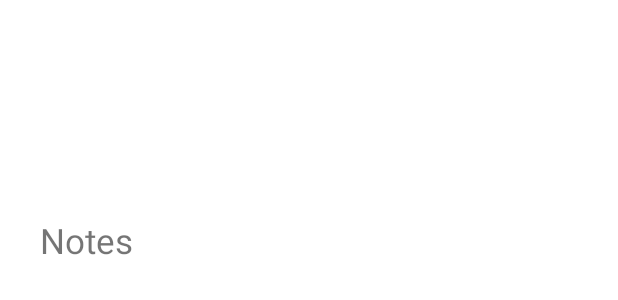
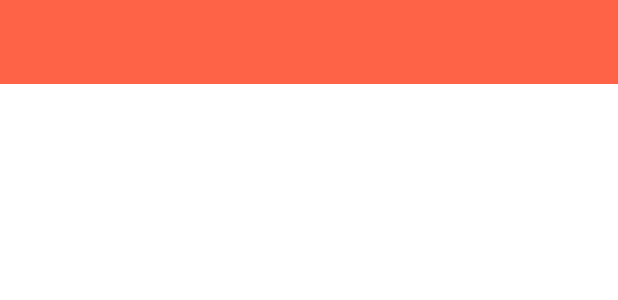
Before and after one commit to HenryAugust/LearnComputers, an Android app: the layout notes_details.xml on its own in the app's theme, with its tools: preview values and no code run, on a phone screen of 412 x 824 dp. Shown: the top 300 px of the screen. Run offline under Robolectric (Android 15) with nearby library versions, the phone set to English and light mode, and no system bars.

```diff
--- a/app/src/main/res/layout/notes_details.xml
+++ b/app/src/main/res/layout/notes_details.xml
@@ -4,11 +4,15 @@
     android:layout_width="match_parent"
     android:layout_height="match_parent">
 
+
     <androidx.appcompat.widget.Toolbar
+        android:background="?attr/colorPrimary"
         android:id="@+id/toolbar"
+        android:minHeight="?attr/actionBarSize"
         android:layout_width="match_parent"
         android:layout_height="wrap_content"
-        app:layout_constraintTop_toTopOf="parent" />
+        app:layout_constraintTop_toTopOf="parent"
+        app:titleTextColor="@android:color/white"/>
 
     <LinearLayout
         app:layout_constraintTop_toBottomOf="@+id/toolbar"
@@ -22,15 +26,20 @@
             android:layout_width="match_parent"
             android:layout_height="wrap_content"
             android:padding="@dimen/_10sdp"
-            android:textSize="@dimen/_20ssp" />
+            android:textSize="@dimen/_16ssp" />
 
-        <TextView
-            android:id="@+id/notes_description"
+        <ScrollView
             android:layout_width="match_parent"
-            android:layout_height="wrap_content"
-            android:padding="@dimen/_10sdp"
-            android:text="Notes"
-            android:textSize="@dimen/_18ssp" />
+            android:layout_height="wrap_content">
+
+            <TextView
+                android:id="@+id/notes_description"
+                android:layout_width="match_parent"
+                android:layout_height="wrap_content"
+                android:padding="@dimen/_10sdp"
+                android:textSize="@dimen/_14ssp" />
+        </ScrollView>
+
     </LinearLayout>
 
 </androidx.constraintlayout.widget.ConstraintLayout>
```
Also changed, not shown: app/src/main/java/com/lyecdevelopers/learncomputers/activities/SingleNotesDetail.java (+22 -4 lines).
